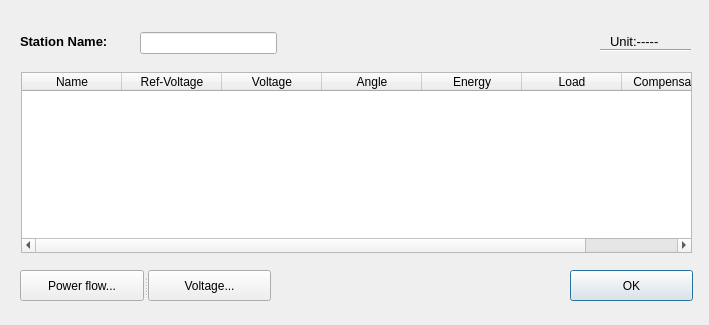
Above: GSCD/stationparameterdialog.ui from fzlgejiao/PowerTool before the change. Below: the same form after it.
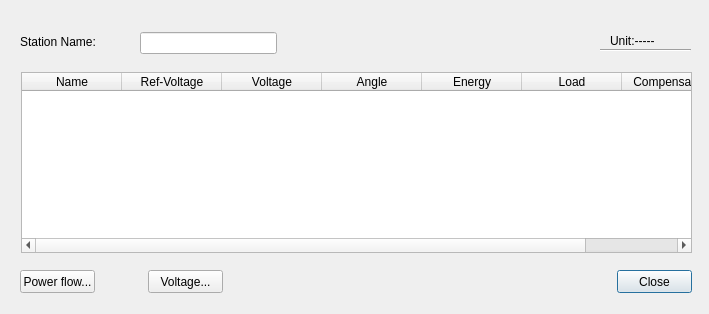
That is the form after the change.

```diff
--- a/GSCD/stationparameterdialog.ui
+++ b/GSCD/stationparameterdialog.ui
@@ -7,7 +7,7 @@
     <x>0</x>
     <y>0</y>
     <width>709</width>
-    <height>325</height>
+    <height>314</height>
    </rect>
   </property>
   <property name="windowTitle">
@@ -22,14 +22,6 @@
      <height>22</height>
     </rect>
    </property>
-   <property name="font">
-    <font>
-     <family>Arial</family>
-     <pointsize>10</pointsize>
-     <weight>50</weight>
-     <bold>false</bold>
-    </font>
-   </property>
    <property name="text">
     <string>Unit:-----</string>
    </property>
@@ -95,14 +87,14 @@
   <widget class="QPushButton" name="pushButton_OK">
    <property name="geometry">
     <rect>
-     <x>570</x>
+     <x>617</x>
      <y>270</y>
-     <width>123</width>
-     <height>31</height>
+     <width>75</width>
+     <height>23</height>
     </rect>
    </property>
    <property name="text">
-    <string>OK</string>
+    <string>Close</string>
    </property>
   </widget>
   <widget class="QLabel" name="label">
@@ -114,14 +106,6 @@
      <height>19</height>
     </rect>
    </property>
-   <property name="font">
-    <font>
-     <family>Arial</family>
-     <pointsize>10</pointsize>
-     <weight>75</weight>
-     <bold>true</bold>
-    </font>
-   </property>
    <property name="text">
     <string>Station Name:</string>
    </property>
@@ -136,28 +120,31 @@
     </rect>
    </property>
   </widget>
-  <widget class="QSplitter" name="splitter">
+  <widget class="QPushButton" name="pushButton_voltage">
+   <property name="geometry">
+    <rect>
+     <x>148</x>
+     <y>270</y>
+     <width>75</width>
+     <height>23</height>
+    </rect>
+   </property>
+   <property name="text">
+    <string>Voltage...</string>
+   </property>
+  </widget>
+  <widget class="QPushButton" name="pushButton_tideway">
    <property name="geometry">
     <rect>
      <x>20</x>
      <y>270</y>
-     <width>251</width>
-     <height>31</height>
+     <width>75</width>
+     <height>23</height>
     </rect>
    </property>
-   <property name="orientation">
-    <enum>Qt::Horizontal</enum>
+   <property name="text">
+    <string>Power flow...</string>
    </property>
-   <widget class="QPushButton" name="pushButton_tideway">
-    <property name="text">
-     <string>Power flow...</string>
-    </property>
-   </widget>
-   <widget class="QPushButton" name="pushButton_voltage">
-    <property name="text">
-     <string>Voltage...</string>
-    </property>
-   </widget>
   </widget>
   <zorder>tableWidget_parameter</zorder>
   <zorder>pushButton_tideway</zorder>
```
Left out of the diff: 3 changed lines with no effect on the pictures.
